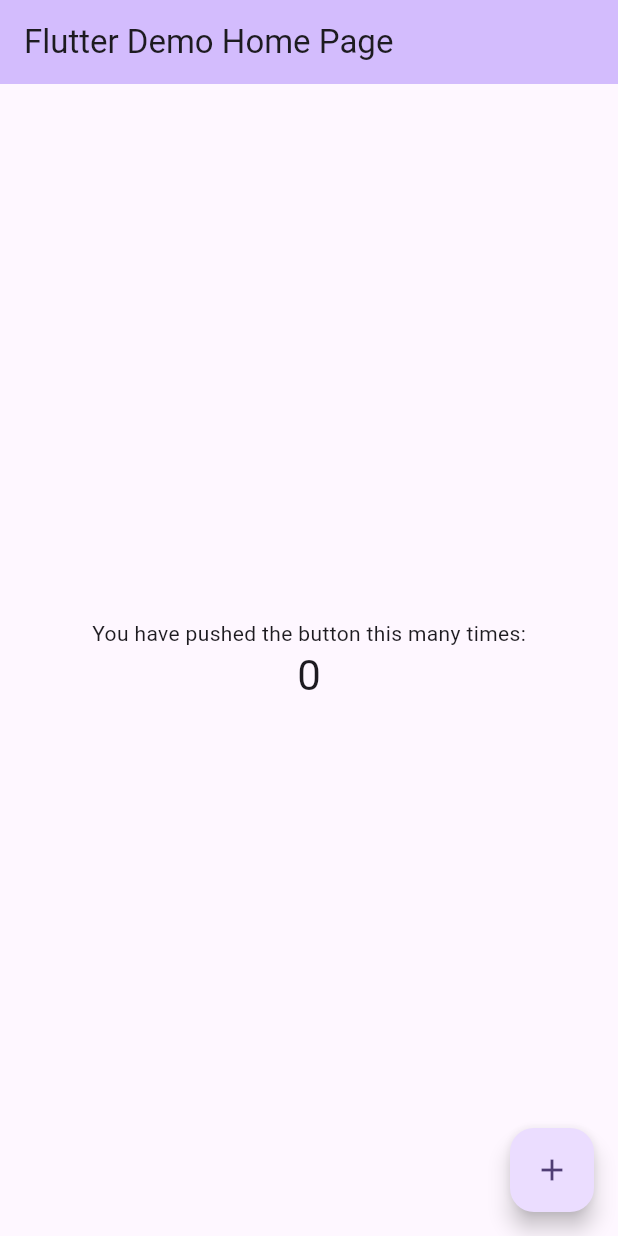
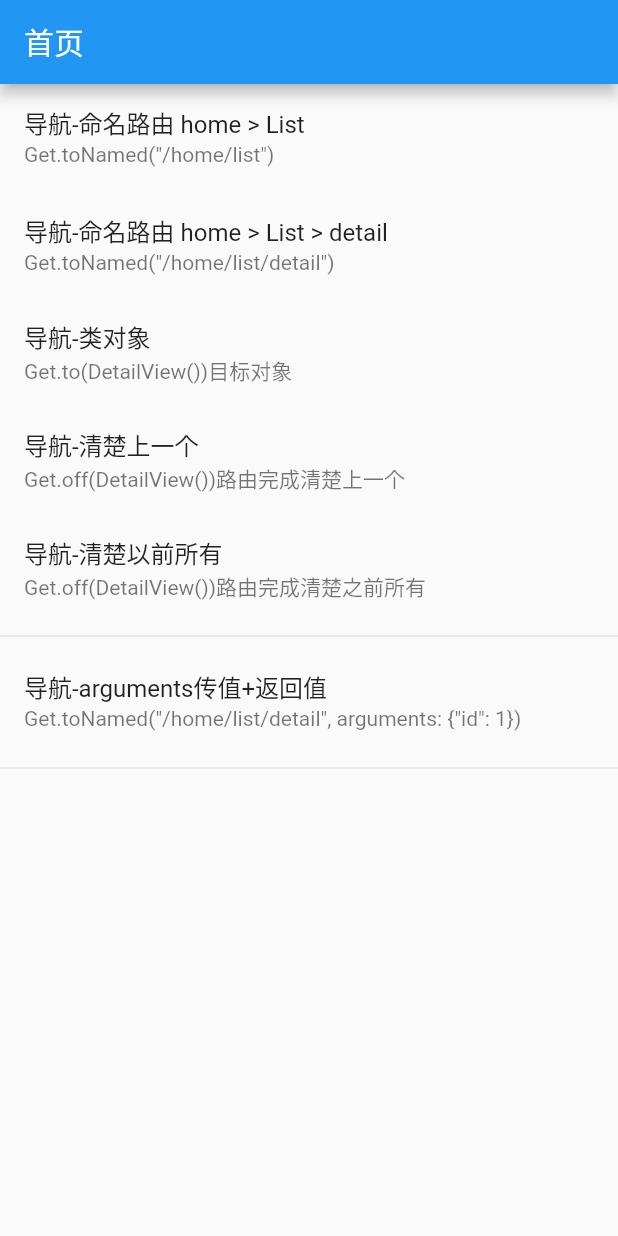
Before and after one commit to yangwushuo/flutter_learning, a Flutter app: the screen it shows after launch, on a phone screen of 412 x 824 dp. Run offline on Flutter 3.47's test engine with Material 2 defaults, Android fonts, the phone set to English and light mode, and no system bars; our stand-ins replace get.

Commit message:
初始getx

```diff
--- /dev/null
+++ b/Flutter_getx/flutter_getx/lib/common/routes/app_pages.dart
@@ -0,0 +1,30 @@
+import 'package:get/get.dart';
+
+import '../../pages/home/index.dart';
+import '../../pages/list/index.dart';
+import '../../pages/list_detail/index.dart';
+
+part 'app_routes.dart';
+
+class AppPages {
+  static const INITIAL = AppRoutes.Home;
+
+  static final routes = [
+    // Home > List > Detail
+    GetPage(
+      name: AppRoutes.Home,
+      page: () => HomeView(),
+      children: [
+      GetPage(
+        name: AppRoutes.List,
+        page: () => ListView(),
+        children: [
+          GetPage(
+            name: AppRoutes.Detail,
+            page: () => DetailView()
+          )
+        ]
+      )
+    ])
+  ];
+}
--- /dev/null
+++ b/Flutter_getx/flutter_getx/lib/common/routes/app_routes.dart
@@ -0,0 +1,7 @@
+part of 'app_pages.dart';
+
+abstract class AppRoutes {
+  static const Home = '/home';
+  static const List = '/list';
+  static const Detail = '/detail';
+}
--- a/Flutter_getx/flutter_getx/lib/main.dart
+++ b/Flutter_getx/flutter_getx/lib/main.dart
@@ -1,125 +1,21 @@
 import 'package:flutter/material.dart';
+import 'package:get/get.dart';
+import 'common/routes/app_pages.dart';
 
-void main() {
-  runApp(const MyApp());
+Future<void> main() async {
+  runApp(MyApp());
 }
 
 class MyApp extends StatelessWidget {
-  const MyApp({super.key});
+  const MyApp({Key? key}) : super(key: key);
 
-  // This widget is the root of your application.
   @override
   Widget build(BuildContext context) {
-    return MaterialApp(
-      title: 'Flutter Demo',
-      theme: ThemeData(
-        // This is the theme of your application.
-        //
-        // TRY THIS: Try running your application with "flutter run". You'll see
-        // the application has a blue toolbar. Then, without quitting the app,
-        // try changing the seedColor in the colorScheme below to Colors.green
-        // and then invoke "hot reload" (save your changes or press the "hot
-        // reload" button in a Flutter-supported IDE, or press "r" if you used
-        // the command line to start the app).
-        //
-        // Notice that the counter didn't reset back to zero; the application
-        // state is not lost during the reload. To reset the state, use hot
-        // restart instead.
-        //
-        // This works for code too, not just values: Most code changes can be
-        // tested with just a hot reload.
-        colorScheme: ColorScheme.fromSeed(seedColor: Colors.deepPurple),
-        useMaterial3: true,
-      ),
-      home: const MyHomePage(title: 'Flutter Demo Home Page'),
+    // TODO: implement build
+    return GetMaterialApp(
+      debugShowCheckedModeBanner: false,
+      initialRoute: AppPages.INITIAL,
+      getPages: AppPages.routes,
     );
   }
 }
-
-class MyHomePage extends StatefulWidget {
-  const MyHomePage({super.key, required this.title});
-
-  // This widget is the home page of your application. It is stateful, meaning
-  // that it has a State object (defined below) that contains fields that affect
-  // how it looks.
-
-  // This class is the configuration for the state. It holds the values (in this
-  // case the title) provided by the parent (in this case the App widget) and
-  // used by the build method of the State. Fields in a Widget subclass are
-  // always marked "final".
-
-  final String title;
-
-  @override
-  State<MyHomePage> createState() => _MyHomePageState();
-}
-
-class _MyHomePageState extends State<MyHomePage> {
-  int _counter = 0;
-
-  void _incrementCounter() {
-    setState(() {
-      // This call to setState tells the Flutter framework that something has
-      // changed in this State, which causes it to rerun the build method below
-      // so that the display can reflect the updated values. If we changed
-      // _counter without calling setState(), then the build method would not be
-      // called again, and so nothing would appear to happen.
-      _counter++;
-    });
-  }
-
-  @override
-  Widget build(BuildContext context) {
-    // This method is rerun every time setState is called, for instance as done
-    // by the _incrementCounter method above.
-    //
-    // The Flutter framework has been optimized to make rerunning build methods
-    // fast, so that you can just rebuild anything that needs updating rather
-    // than having to individually change instances of widgets.
-    return Scaffold(
-      appBar: AppBar(
-        // TRY THIS: Try changing the color here to a specific color (to
-        // Colors.amber, perhaps?) and trigger a hot reload to see the AppBar
-        // change color while the other colors stay the same.
-        backgroundColor: Theme.of(context).colorScheme.inversePrimary,
-        // Here we take the value from the MyHomePage object that was created by
-        // the App.build method, and use it to set our appbar title.
-        title: Text(widget.title),
-      ),
-      body: Center(
-        // Center is a layout widget. It takes a single child and positions it
-        // in the middle of the parent.
-        child: Column(
-          // Column is also a layout widget. It takes a list of children and
-          // arranges them vertically. By default, it sizes itself to fit its
-          // children horizontally, and tries to be as tall as its parent.
-          //
-          // Column has various properties to control how it sizes itself and
-          // how it positions its children. Here we use mainAxisAlignment to
-          // center the children vertically; the main axis here is the vertical
-          // axis because Columns are vertical (the cross axis would be
-          // horizontal).
-          //
-          // TRY THIS: Invoke "debug painting" (choose the "Toggle Debug Paint"
-          // action in the IDE, or press "p" in the console), to see the
-          // wireframe for each widget.
-          mainAxisAlignment: MainAxisAlignment.center,
-          children: <Widget>[
-            const Text(
-              'You have pushed the button this many times:',
-            ),
-            Text(
-              '$_counter',
-              style: Theme.of(context).textTheme.headlineMedium,
-            ),
-          ],
-        ),
-      ),
-      floatingActionButton: FloatingActionButton(
-        onPressed: _incrementCounter,
-        tooltip: 'Increment',
-        child: const Icon(Icons.add),
-      ), // This trailing comma makes auto-formatting nicer for build methods.
-    );
-  }
-}
--- /dev/null
+++ b/Flutter_getx/flutter_getx/lib/pages/home/index.dart
@@ -0,0 +1,57 @@
+import 'package:flutter/material.dart';
+import 'package:flutter_getx/pages/list_detail/index.dart';
+import 'package:get/get.dart';
+
+class HomeView extends StatelessWidget {
+  const HomeView({Key? key}) : super(key: key);
+
+  @override
+  Widget build(BuildContext context) {
+    // TODO: implement build
+    return Scaffold(
+      appBar: AppBar(title: Text('首页')),
+      body: ListView(
+        children: [
+          // 路由导航
+          ListTile(
+            title: Text("导航-命名路由 home > List"),
+            subtitle: Text('Get.toNamed("/home/list")'),
+            onTap: () => Get.toNamed("/home/list"),
+          ),
+          ListTile(
+            title: Text("导航-命名路由 home > List > detail"),
+            subtitle: Text('Get.toNamed("/home/list/detail")'),
+            onTap: () => Get.toNamed("/home/list/detail"),
+          ),
+          ListTile(
+            title: Text("导航-类对象"),
+            subtitle: Text('Get.to(DetailView())目标对象'),
+            onTap: () => Get.to(DetailView()),
+          ),
+          ListTile(
+            title: Text("导航-清楚上一个"),
+            subtitle: Text('Get.off(DetailView())路由完成清楚上一个'),
+            onTap: () => Get.off(DetailView()),
+          ),
+          ListTile(
+            title: Text("导航-清楚以前所有"),
+            subtitle: Text('Get.off(DetailView())路由完成清楚之前所有'),
+            onTap: () => Get.offAll(DetailView()),
+          ),
+          Divider(),
+          ListTile(
+            title: Text("导航-arguments传值+返回值"),
+            subtitle:
+                Text('Get.toNamed("/home/list/detail", arguments: {"id": 1})'),
+            onTap: () async {
+              var result =
+                  await Get.toNamed("/home/list/detail", arguments: {"id": 1});
+              Get.snackbar("返回值", "success -> " + result["success"].toString());
+            },
+          ),
+          Divider()
+        ],
+      ),
+    );
+  }
+}
--- /dev/null
+++ b/Flutter_getx/flutter_getx/lib/pages/list/index.dart
@@ -0,0 +1,13 @@
+import 'package:flutter/cupertino.dart';
+import 'package:flutter/material.dart';
+
+class ListView extends StatelessWidget {
+  const ListView({Key? key}) : super(key: key);
+
+  @override
+  Widget build(BuildContext context) {
+    return Scaffold(
+      appBar: AppBar(title: Text('列表页')),
+    );
+  }
+}
--- /dev/null
+++ b/Flutter_getx/flutter_getx/lib/pages/list_detail/index.dart
@@ -0,0 +1,35 @@
+import 'package:flutter/material.dart';
+import 'package:get/get.dart';
+
+class DetailView extends StatelessWidget {
+  const DetailView({Key? key}) : super(key: key);
+
+  _buildBackListTileRow(Map? val) {
+    return val == null
+        ? Container()
+        : ListTile(
+            title: Text("传值 id = " + val["id"].toString()),
+            subtitle: Text('Get.back(result: {"success": true})'),
+            onTap: () => Get.back(result: {"success": true}),
+          );
+  }
+
+  @override
+  Widget build(BuildContext context) {
+    final details = Get.arguments as Map;
+
+    return Scaffold(
+      appBar: AppBar(title: Text('详情页')),
+      body: ListView(
+        children: [
+          ListTile(
+            title: Text('导航-返回'),
+            subtitle: Text('Get.back()'),
+            onTap: () => {Get.back()},
+          ),
+          _buildBackListTileRow(details)
+        ],
+      ),
+    );
+  }
+}
```
